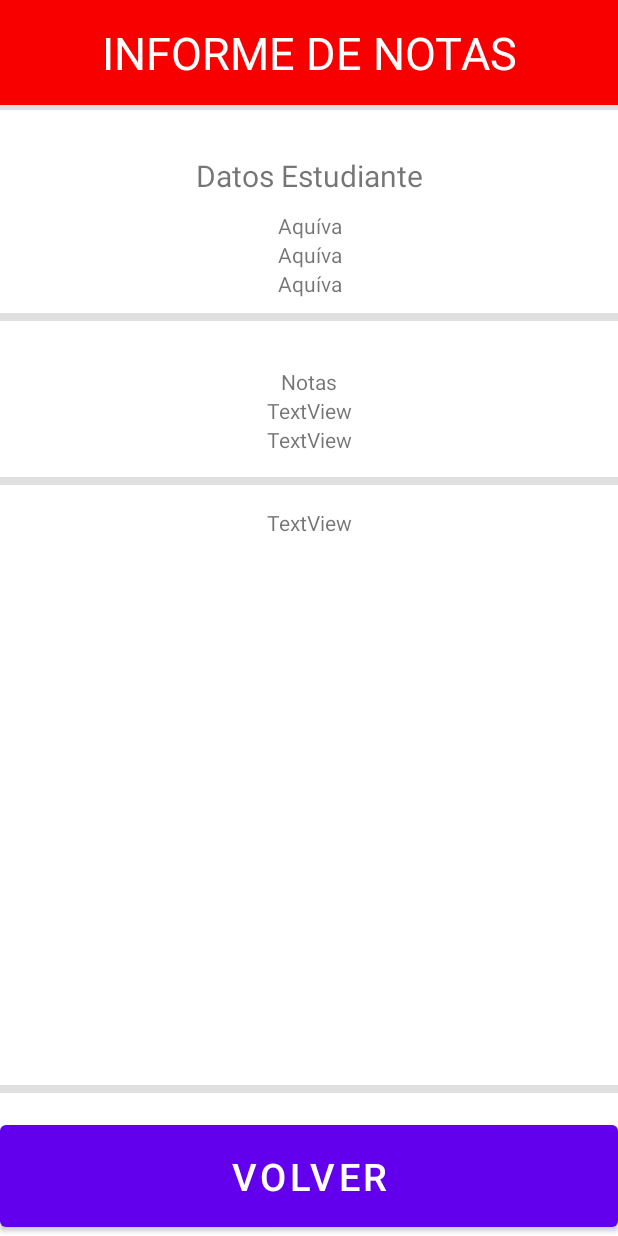
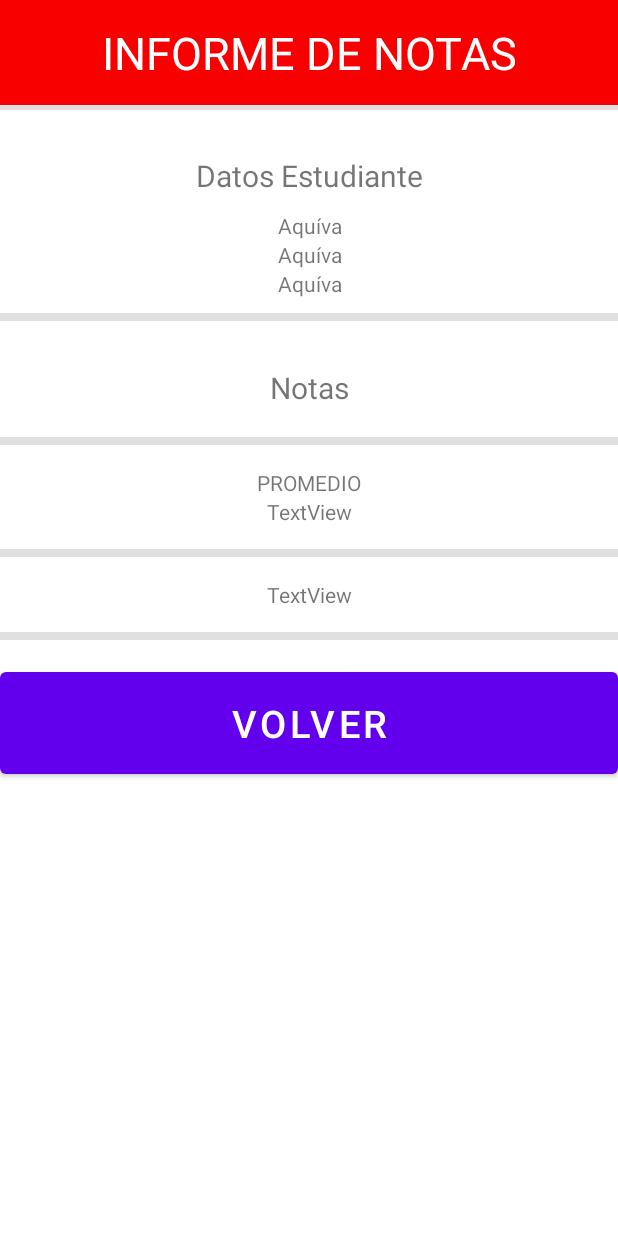
Before and after one commit to Crisjaroca/Laboratorio-Promedio, an Android app: the layout activity_informe.xml on its own in the app's theme, with its tools: preview values and no code run, on a phone screen of 412 x 824 dp. Run offline under Robolectric (Android 15) with nearby library versions, the phone set to English and light mode, and no system bars.

Commit message:
Proyecto Promedios v1.0

```diff
--- a/app/src/main/java/com/example/promedioest/InformeActivity.java
+++ b/app/src/main/java/com/example/promedioest/InformeActivity.java
@@ -6,6 +6,8 @@ import android.content.Intent;
 import android.os.Bundle;
 import android.widget.Button;
 import android.widget.TextView;
+
+import java.util.Arrays;
 
 public class InformeActivity extends AppCompatActivity {
     private Button volverBtnInfo;
@@ -39,6 +41,7 @@ public class InformeActivity extends AppCompatActivity {
         String codigo = getIntent().getStringExtra("CODIGO_KEY");
         String materia = getIntent().getStringExtra("MATERIA_KEY");
         int prom = suma/numero;
+        int contador=0;
 
         nombreInfo.setText(nombre);
         codigoInfo.setText(codigo);
@@ -46,12 +49,26 @@ public class InformeActivity extends AppCompatActivity {
         promedio.setText(Integer.toString(prom));
 
         if (prom<30){
-            mensajePromedio.setText("Perdiste Pelao");
+            mensajePromedio.setText("El estudiante NO Aprobó");
         } else{
-            mensajePromedio.setText("Pasaste Pelao");
+            mensajePromedio.setText("El estudiante Aprobó");
         }
 
-        todasNotasInfo.setText(nota[0]);
+        for (int i = 0; i<nota.length; i++){
+            if (nota[i]!=null){
+                contador++;
+            }
+        }
+
+        String [] notaImp = new String[contador];
+
+        for (int i = 0; i<notaImp.length; i++){
+            if (nota[i]!=null){
+                notaImp[i] = nota[i];
+                todasNotasInfo.append(notaImp[i]);
+                todasNotasInfo.append("\n");
+            }
+        }
 
         this.volverBtnInfo = findViewById(R.id.volverBtn);
         this.volverBtnInfo.setOnClickListener(view -> {
--- a/app/src/main/res/layout/activity_informe.xml
+++ b/app/src/main/res/layout/activity_informe.xml
@@ -99,23 +99,44 @@
             android:layout_height="wrap_content"
             android:layout_marginTop="15dp"
             android:text="Notas"
-            android:textAlignment="center" />
+            android:textAlignment="center"
+            android:textSize="20dp" />
 
         <TextView
             android:id="@+id/todasNotasInfo"
             android:layout_width="match_parent"
             android:layout_height="wrap_content"
-            android:text="TextView"
-            android:textAlignment="center" />
-
-        <TextView
-            android:id="@+id/promedio"
-            android:layout_width="match_parent"
-            android:layout_height="wrap_content"
-            android:text="TextView"
             android:textAlignment="center" />
 
     </LinearLayout>
+
+    <View
+        android:id="@+id/divider6"
+        android:layout_width="match_parent"
+        android:layout_height="5dp"
+        android:background="?android:attr/listDivider"
+        app:layout_constraintTop_toBottomOf="@+id/linearLayout5"
+        tools:layout_editor_absoluteX="0dp" />
+
+    <TextView
+        android:id="@+id/textView15"
+        android:layout_width="wrap_content"
+        android:layout_height="wrap_content"
+        android:layout_marginTop="15dp"
+        android:text="PROMEDIO"
+        app:layout_constraintEnd_toEndOf="parent"
+        app:layout_constraintStart_toStartOf="parent"
+        app:layout_constraintTop_toBottomOf="@+id/divider6" />
+
+    <TextView
+        android:id="@+id/promedio"
+        android:layout_width="wrap_content"
+        android:layout_height="wrap_content"
+        android:text="TextView"
+        android:textAlignment="center"
+        app:layout_constraintEnd_toEndOf="@+id/divider6"
+        app:layout_constraintStart_toStartOf="parent"
+        app:layout_constraintTop_toBottomOf="@+id/textView15" />
 
     <View
         android:id="@+id/divider7"
@@ -123,7 +144,16 @@
         android:layout_height="5dp"
         android:layout_marginTop="15dp"
         android:background="?android:attr/listDivider"
-        app:layout_constraintTop_toBottomOf="@+id/linearLayout5"
+        app:layout_constraintTop_toBottomOf="@+id/promedio"
+        tools:layout_editor_absoluteX="0dp" />
+
+    <View
+        android:id="@+id/divider8"
+        android:layout_width="match_parent"
+        android:layout_height="5dp"
+        android:layout_marginTop="15dp"
+        android:background="?android:attr/listDivider"
+        app:layout_constraintTop_toBottomOf="@+id/mensajeProm"
         tools:layout_editor_absoluteX="0dp" />
 
     <TextView
@@ -136,21 +166,14 @@
         app:layout_constraintTop_toBottomOf="@+id/divider7"
         tools:layout_editor_absoluteX="0dp" />
 
-    <View
-        android:id="@+id/divider6"
-        android:layout_width="match_parent"
-        android:layout_height="5dp"
-        android:layout_marginBottom="15dp"
-        android:background="?android:attr/listDivider"
-        app:layout_constraintBottom_toTopOf="@+id/volverBtn"
-        tools:layout_editor_absoluteX="16dp" />
-
     <Button
         android:id="@+id/volverBtn"
         android:layout_width="fill_parent"
         android:layout_height="80dp"
+        android:layout_marginTop="15dp"
         android:text="Volver"
         android:textSize="25dp"
-        app:layout_constraintBottom_toBottomOf="parent" />
+        app:layout_constraintTop_toBottomOf="@+id/divider8"
+        tools:layout_editor_absoluteX="0dp" />
 
 </androidx.constraintlayout.widget.ConstraintLayout>
```
